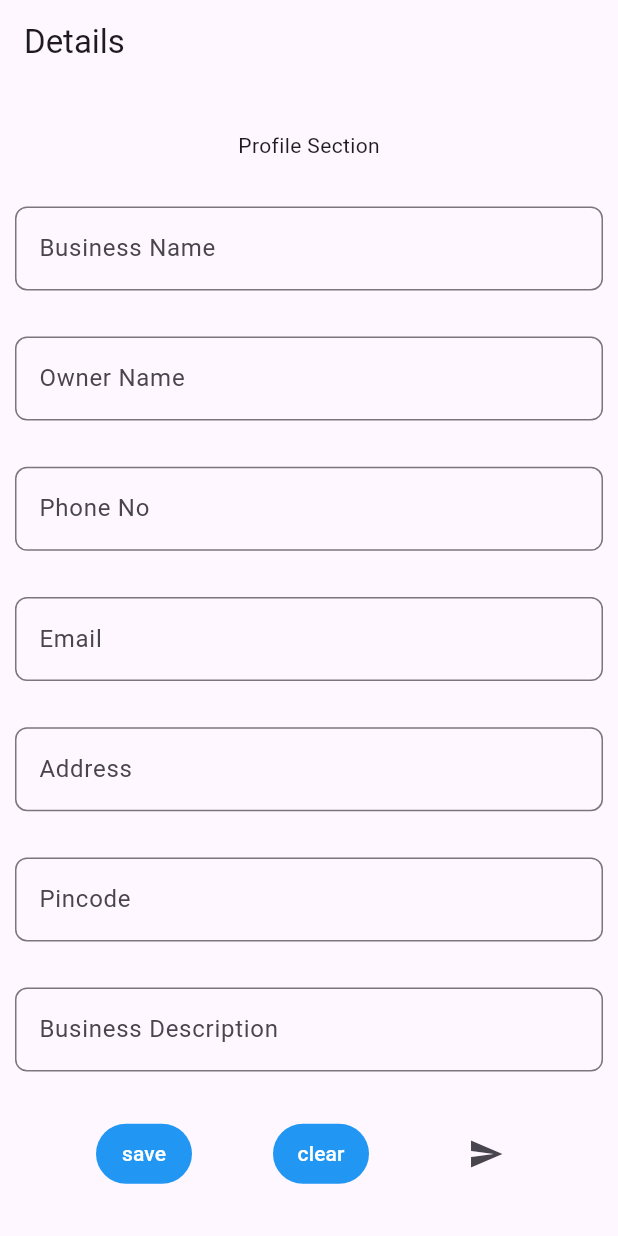
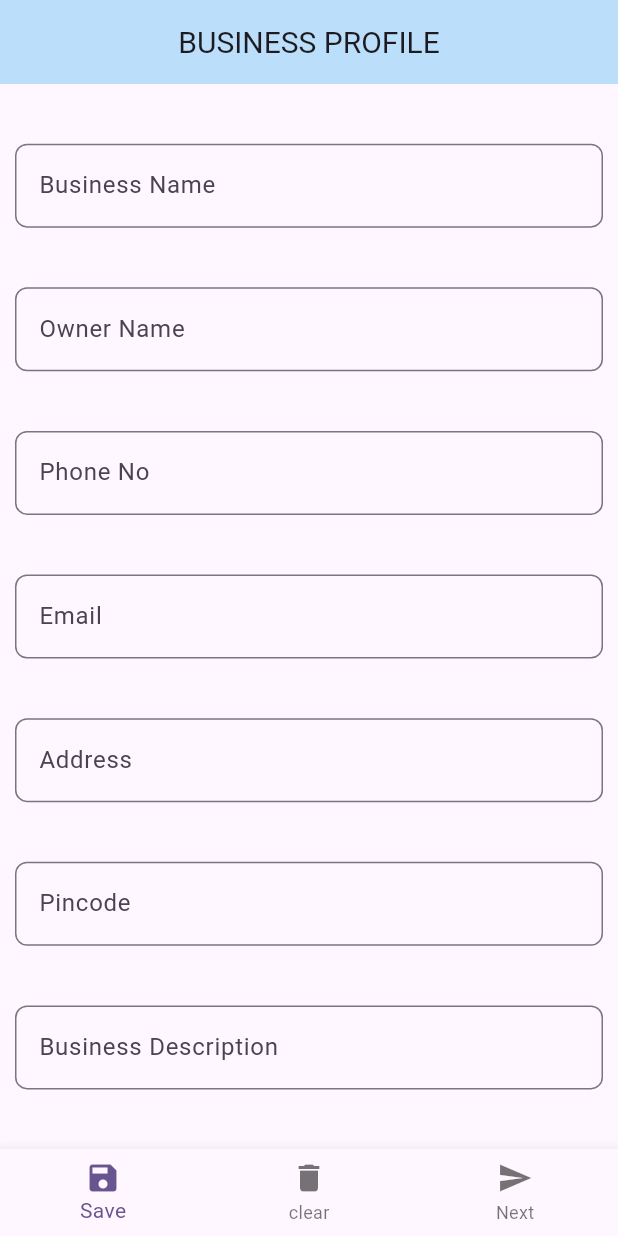
Before and after one commit to akashvtrs/project, a Flutter app: the screen it shows after launch, on a phone screen of 412 x 824 dp. Run offline on Flutter 3.47's test engine with Material 3 defaults, Android fonts, the phone set to English and light mode, and no system bars; missing offline and left inert: dart:js_util.

Commit message:
details screen customization

```diff
--- a/lib/business_profile/details.dart
+++ b/lib/business_profile/details.dart
@@ -31,6 +31,58 @@ class _DetailsState extends State<Details> {
   TextEditingController pincode_controller = TextEditingController();
   TextEditingController business_description_controller =
       TextEditingController();
+      int _selectedIndex = 0;
+      void _onItemTapped(int index) {
+  setState(() {
+    _selectedIndex = index;
+    if (index == 1) {
+      setState(() {
+        clear();
+      });
+    }
+    if (index==0) {
+      setState(() {
+        save();
+      });
+
+    }
+    if (index==2) {
+      setState(() {
+        save_pass();
+      });
+
+
+    }
+
+  });
+}
+void save_pass() {
+                      if (
+                        business_name_controller.text.isNotEmpty && owner_name_controller.text.isNotEmpty
+            && phone_no_controller.text.isNotEmpty && email_controller.text.isNotEmpty && address_controller.text.isNotEmpty && pincode_controller.text.isNotEmpty
+            && business_description_controller.text.isNotEmpty
+                      ) {
+                         Business_Name = business_name_controller.text;
+            Owner_Name = owner_name_controller.text;
+            Phone_No = phone_no_controller.text;
+            Email = email_controller.text;
+            Address = address_controller.text;
+            Pincode = pincode_controller.text;
+            Business_Description = business_description_controller.text;
+                      Navigator.push(
+                          context,
+                          MaterialPageRoute(
+                            builder: (context) =>
+                                Identities(name_owner:Owner_Name, name_Business: Business_Name,
+      name_customername:[],
+      no_phoneno:[],
+      items_noofitems:[],
+      amount_totalamount:[],
+      bal_balance:[]),
+                          ));
+                      }
+
+                    }
 
   void save() {
     setState(() {
@@ -75,15 +127,17 @@ business_description_controller.text="";
   @override
   Widget build(BuildContext context) {
     return Scaffold(
+
       appBar: AppBar(
-        title: Text("Details"),
+        backgroundColor: Colors.blue.shade100,
+        title: Center(child: Text("BUSINESS PROFILE", style: TextStyle(fontSize: 20)),),
       ),
       body: Padding(
         padding: EdgeInsets.only(left: 10.0, right: 10.0),
         child: Column(
           mainAxisAlignment: MainAxisAlignment.spaceEvenly,
           children: [
-            Text("Profile Section"),
+
             TextField(
               controller: business_name_controller,
               decoration: InputDecoration(
@@ -133,56 +187,33 @@ business_description_controller.text="";
                   border: OutlineInputBorder(
                       borderRadius: BorderRadius.all(Radius.circular(8.0)))),
             ),
-            Row(
-              mainAxisAlignment: MainAxisAlignment.spaceEvenly,
-              children: [
-                TextButton(
-                    style: TextButton.styleFrom(
-                        foregroundColor: Colors.white,
-                        backgroundColor: Colors.blue),
-                    onPressed: save,
-                    child: Text("save")),
-                TextButton(
-                    style: TextButton.styleFrom(
-                        foregroundColor: Colors.white,
-                        backgroundColor: Colors.blue),
-                    onPressed: clear,
-                    child: Text("clear")),
-                IconButton(
-                    onPressed: () {
-                      if (
-                        business_name_controller.text.isNotEmpty && owner_name_controller.text.isNotEmpty
-            && phone_no_controller.text.isNotEmpty && email_controller.text.isNotEmpty && address_controller.text.isNotEmpty && pincode_controller.text.isNotEmpty
-            && business_description_controller.text.isNotEmpty
-                      ) {
-                         Business_Name = business_name_controller.text;
-            Owner_Name = owner_name_controller.text;
-            Phone_No = phone_no_controller.text;
-            Email = email_controller.text;
-            Address = address_controller.text;
-            Pincode = pincode_controller.text;
-            Business_Description = business_description_controller.text;
-                      Navigator.push(
-                          context,
-                          MaterialPageRoute(
-                            builder: (context) =>
-                                Identities(name_owner:Owner_Name, name_Business: Business_Name,
-      name_customername:[],
-      no_phoneno:[],
-      items_noofitems:[],
-      amount_totalamount:[],
-      bal_balance:[]),
-                          ));
-                      }
-
-                    },
-                    icon: Icon(Icons.send)),
-              ],
-            ),
 
           ],
         ),
       ),
+      bottomNavigationBar: BottomNavigationBar(
+        currentIndex: _selectedIndex, //New
+  onTap:_onItemTapped,
+    items: const <BottomNavigationBarItem>[
+
+
+      BottomNavigationBarItem(
+        icon: Icon(Icons.save),
+        label: 'Save',
+
+      ),
+      BottomNavigationBarItem(
+
+        icon: Icon(Icons.delete),
+        label: 'clear',
+
+      ),
+      BottomNavigationBarItem(
+        icon: Icon(Icons.send),
+        label: 'Next',
+      ),
+    ],
+  ),
     );
   }
 }
```
